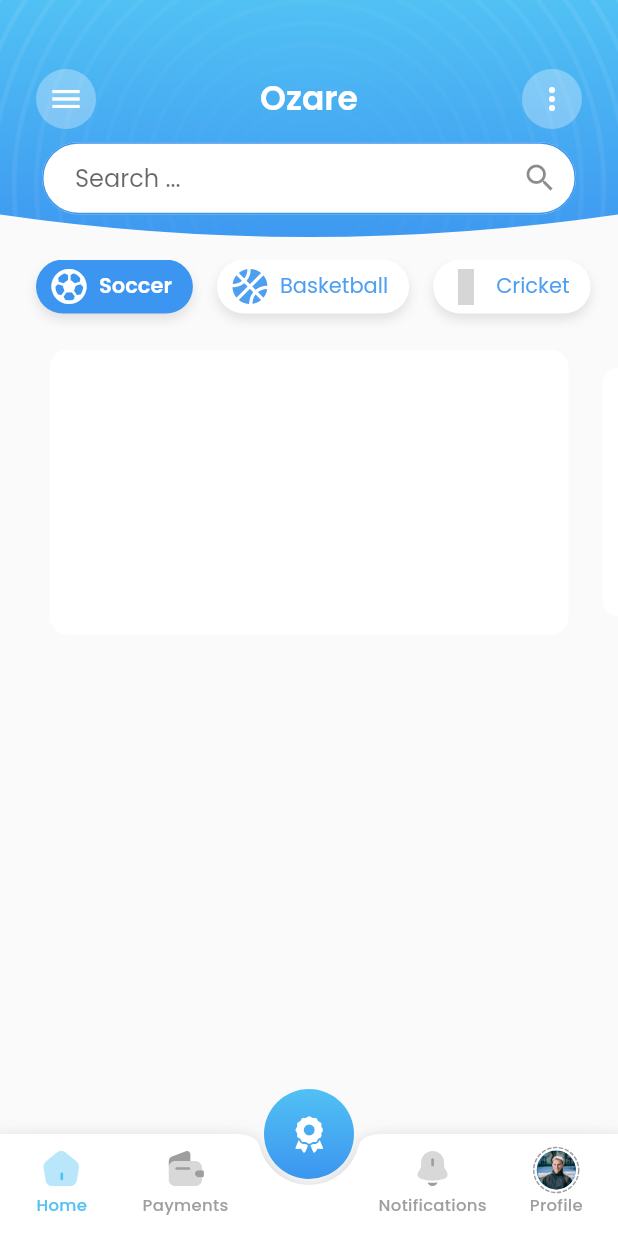
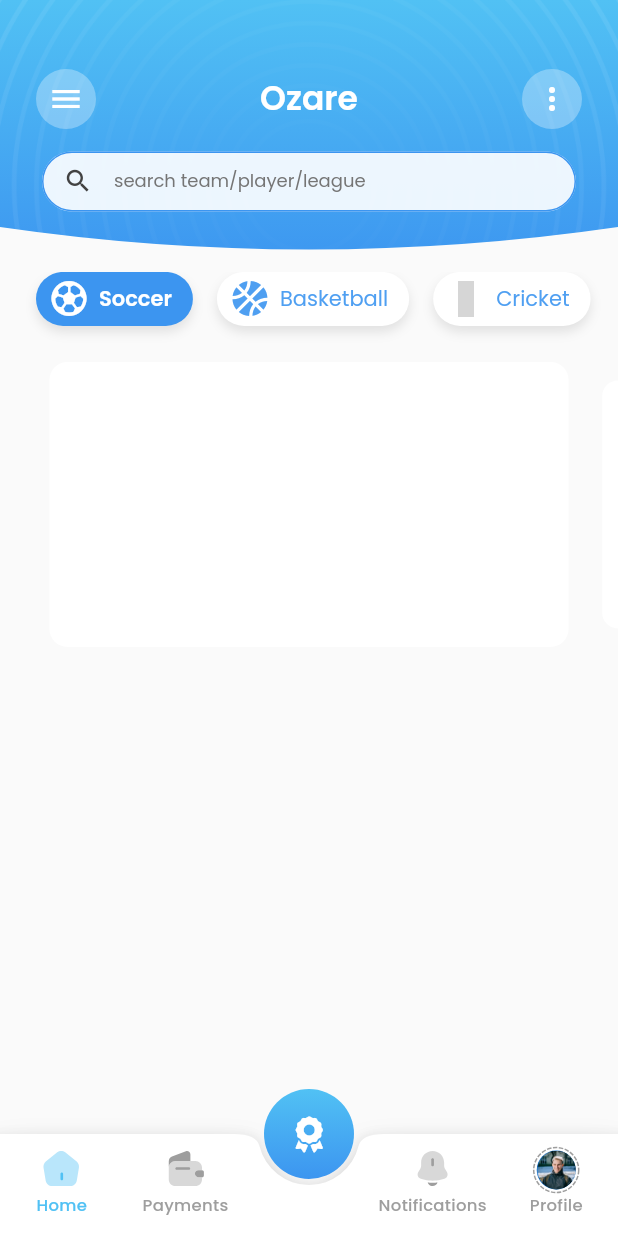
Before and after one commit to umarsadiqi/ozare-latest, a Flutter app: the HomeView screen opened directly, on a phone screen of 412 x 824 dp. Run offline on Flutter 3.47's test engine with Material 2 defaults, Android fonts, the phone set to English and light mode, and no system bars; drawn by our look-alikes of carousel_slider, dotted_border, flutter_animate; our stand-ins replace auto_size_text, bloc, cloud_firestore, dotted_line, equatable, firebase_auth and 8 more; accounts and stored records are empty; grey boxes are pictures that could not be loaded.

Commit message:
search bloc, view & team model added

```diff
--- a/lib/features/dash/view/dash_page.dart
+++ b/lib/features/dash/view/dash_page.dart
@@ -23,6 +23,13 @@ class DashPage extends StatefulWidget {
 
 class _DashPageState extends State<DashPage> {
   int selectedTab = 0;
+  final searchController = TextEditingController();
+
+  @override
+  void dispose() {
+    searchController.dispose();
+    super.dispose();
+  }
 
   @override
   Widget build(BuildContext context) {
@@ -35,14 +42,14 @@ class _DashPageState extends State<DashPage> {
           ///// APP BAR /////
 
           SizedBox(
-            height: size.height * 0.21,
+            height: size.height * 0.22,
             width: size.width,
             child: Stack(children: [
               // Oval Bottom Clipper
               Positioned(
                 top: 0,
                 child: SizedBox(
-                  height: size.height * 0.21,
+                  height: size.height * 0.22,
                   width: size.width,
                   child: ClipPath(
                     clipper: OvalBottomClipper(),
@@ -99,17 +106,27 @@ class _DashPageState extends State<DashPage> {
 
               // SearchBar
               Positioned(
-                top: size.height * 0.115,
+                top: size.height * 0.1225,
                 child: Container(
-                  height: 50,
+                  height: 40,
                   width: size.width,
                   padding: const EdgeInsets.symmetric(horizontal: 28),
                   child: TextField(
                     scrollPadding: const EdgeInsets.only(left: 22),
+                    textInputAction: TextInputAction.search,
+                    cursorColor: Colors.grey[600],
+                    style: TextStyle(
+                      color: Colors.grey[800],
+                      fontSize: 12,
+                    ),
                     decoration: InputDecoration(
                         contentPadding: const EdgeInsets.only(left: 22),
-                        hintText: 'Search ...',
-                        fillColor: Colors.white,
+                        hintText: 'search team/player/league',
+                        hintStyle: TextStyle(
+                          fontSize: 12,
+                          color: Colors.grey[600],
+                        ),
+                        fillColor: Colors.white.withOpacity(0.9),
                         filled: true,
                         enabledBorder: OutlineInputBorder(
                             borderRadius: BorderRadius.circular(32),
@@ -121,7 +138,11 @@ class _DashPageState extends State<DashPage> {
                             borderSide: const BorderSide(
                               color: primary2Color,
                             )),
-                        suffixIcon: const Icon(Icons.search)),
+                        prefixIcon: Icon(
+                          Icons.search,
+                          size: 20,
+                          color: Colors.grey[800]!,
+                        )),
                   ),
                 ),
               ),
--- /dev/null
+++ b/lib/features/search/models/team.dart
@@ -0,0 +1,18 @@
+import 'package:flutter/foundation.dart';
+import 'package:freezed_annotation/freezed_annotation.dart';
+
+part 'team.g.dart';
+part 'team.freezed.dart';
+
+@freezed
+class Team with _$Team {
+  const factory Team({
+    required String id,
+    required String name,
+    required String code,
+    required String country,
+    required String logo,
+  }) = _Team;
+
+  factory Team.fromJson(Map<String, dynamic> json) => _$TeamFromJson(json);
+}
--- /dev/null
+++ b/lib/features/search/repo/search_repo.dart
@@ -0,0 +1,3 @@
+class SearchRepo {
+  const SearchRepo();
+}
--- /dev/null
+++ b/lib/features/search/search.dart
@@ -0,0 +1 @@
+import 'bloc/search_bloc.dart';
```
Also changed, not shown: lib/features/search/bloc/search_bloc.dart (added, +9 -0 lines), lib/features/search/bloc/search_event.dart (added, +14 -0 lines), lib/features/search/bloc/search_state.dart (added, +14 -0 lines), lib/features/search/view/search_view.dart (added, +21 -0 lines), lib/features/search/models/models.dart (added), lib/features/search/models/search.dart (added), lib/features/search/models/team.freezed.dart (added), lib/features/search/models/team.g.dart (added), lib/features/search/widgets/widgets.dart (added).
